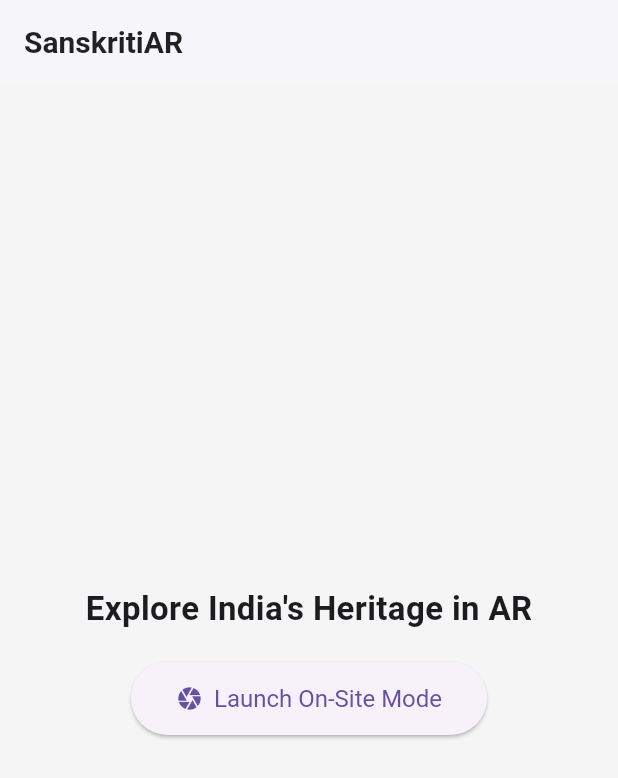
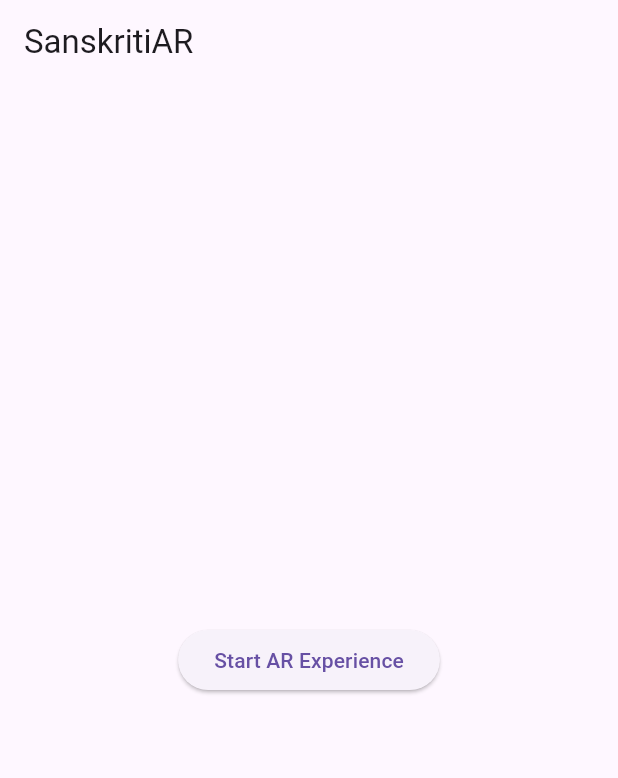
Before and after one commit to mainakpaul2005/SanskritiAR, a Flutter app: the screen it shows after launch, on a phone screen of 412 x 824 dp. Shown: the top 778 px of the screen. Run offline on Flutter 3.47's test engine with Material 3 defaults, Android fonts, the phone set to English and light mode, and no system bars; our stand-ins replace flutter_compass; missing offline and left inert: ar_flutter_plugin.

Commit message:
TL commit 8

```diff
--- a/sanskritiar_app/lib/main.dart
+++ b/sanskritiar_app/lib/main.dart
@@ -1,33 +1,21 @@
+// sanskritiar_app/lib/main.dart
+
 import 'package:flutter/material.dart';
 import 'package:sanskritiar_app/screens/home_screen.dart';
 
 void main() {
-  runApp(const MyApp());
+  runApp(MyApp());
 }
 
 class MyApp extends StatelessWidget {
-  const MyApp({super.key});
-
   @override
   Widget build(BuildContext context) {
     return MaterialApp(
       title: 'SanskritiAR',
       theme: ThemeData(
-        primarySwatch: Colors.deepOrange,
-        scaffoldBackgroundColor: const Color(0xFFF5F5F5),
-        appBarTheme: const AppBarTheme(
-          backgroundColor: Colors.white,
-          elevation: 1,
-          iconTheme: IconThemeData(color: Colors.black87),
-          titleTextStyle: TextStyle(
-            color: Colors.black87,
-            fontSize: 20,
-            fontWeight: FontWeight.bold,
-          ),
-        ),
-        visualDensity: VisualDensity.adaptivePlatformDensity,
+        primarySwatch: Colors.blue,
       ),
-      home: const HomeScreen(),
+      home: HomeScreen(),
     );
   }
 }
--- a/sanskritiar_app/lib/screens/home_screen.dart
+++ b/sanskritiar_app/lib/screens/home_screen.dart
@@ -1,38 +1,24 @@
+// sanskritiar_app/lib/screens/home_screen.dart
+
 import 'package:flutter/material.dart';
 import 'package:sanskritiar_app/screens/ar_screen.dart';
 
 class HomeScreen extends StatelessWidget {
-  const HomeScreen({super.key});
-
   @override
   Widget build(BuildContext context) {
     return Scaffold(
       appBar: AppBar(
-        title: const Text('SanskritiAR'),
+        title: Text('SanskritiAR'),
       ),
       body: Center(
-        child: Column(
-          mainAxisAlignment: MainAxisAlignment.center,
-          children: [
-            const Text(
-              'Explore India\'s Heritage in AR',
-              style: TextStyle(fontSize: 22, fontWeight: FontWeight.bold),
-            ),
-            const SizedBox(height: 20),
-            ElevatedButton.icon(
-              icon: const Icon(Icons.camera),
-              label: const Text('Launch On-Site Mode'),
-              style: ElevatedButton.styleFrom(
-                padding: const EdgeInsets.symmetric(horizontal: 30, vertical: 15),
-                textStyle: const TextStyle(fontSize: 16),
-              ),
-              onPressed: () {
-                // We pass a mock POI ID for testing
-                // NEW CORRECTED LINE
-                Navigator.push(context, MaterialPageRoute(builder: (context) => const ARScreen(modelUrl: '',)));
-              },
-            ),
-          ],
+        child: ElevatedButton(
+          child: Text('Start AR Experience'),
+          onPressed: () {
+            Navigator.push(
+              context,
+              MaterialPageRoute(builder: (context) => DirectionalARScreen()),
+            );
+          },
         ),
       ),
     );
```
Also changed, not shown: sanskritiar_app/lib/screens/ar_screen.dart (+59 -98 lines), sanskritiar_app/lib/services/api_service.dart (+25 -5 lines), sanskritiar_app/pubspec.yaml (+7 -18 lines), sanskritiar_app/pubspec.lock, 5 other files.
